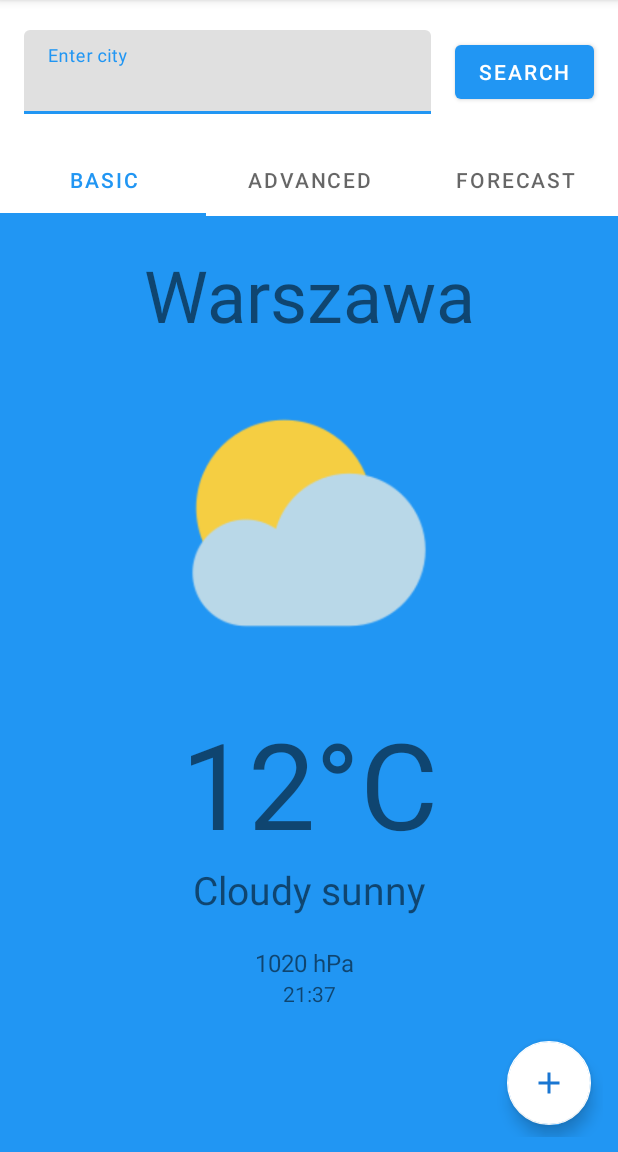
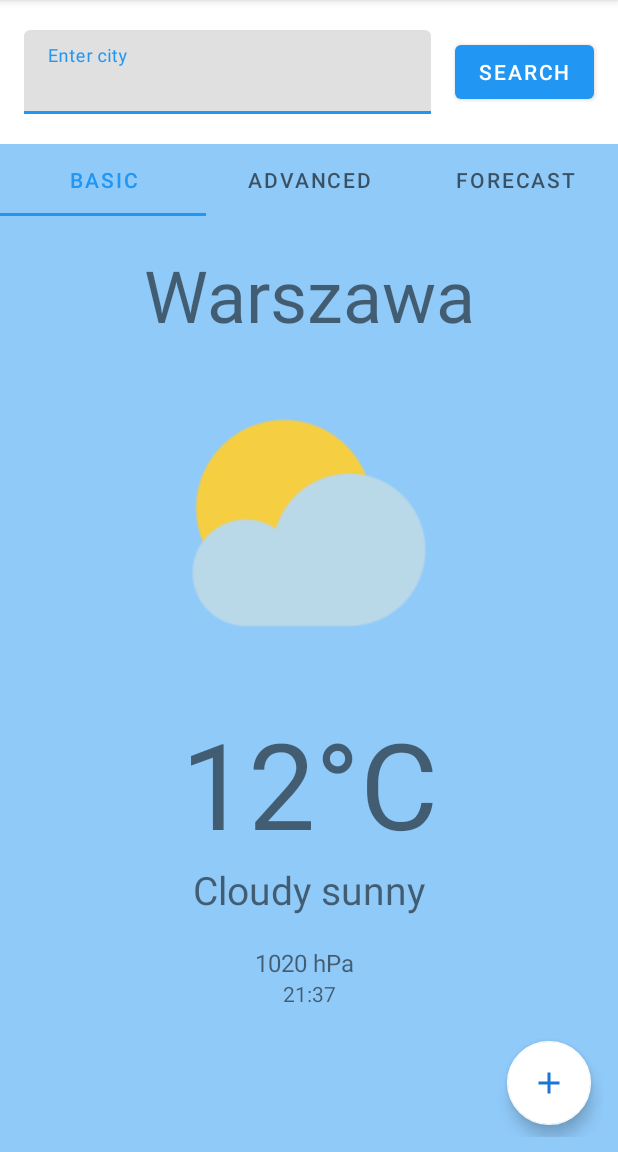
Before and after one commit to p-olszewski/WeatherApp, an Android app: the screen it shows after launch (MainActivity), on a phone screen of 412 x 824 dp, the part 84-1236 px from its top. Run offline under Robolectric (Android 15) with nearby library versions, the phone set to English and light mode, and no system bars.

Commit message:
Customize fragments backgrounds

```diff
--- a/app/src/main/res/layout/activity_main.xml
+++ b/app/src/main/res/layout/activity_main.xml
@@ -37,6 +37,7 @@
         android:layout_width="match_parent"
         android:layout_height="wrap_content"
         android:layout_marginTop="20dp"
+        android:background="@color/blue_200"
         app:layout_constraintEnd_toEndOf="parent"
         app:layout_constraintStart_toStartOf="parent"
         app:layout_constraintTop_toBottomOf="@+id/textInputLayout">
--- a/app/src/main/res/layout/first_fragment.xml
+++ b/app/src/main/res/layout/first_fragment.xml
@@ -4,7 +4,7 @@
     xmlns:tools="http://schemas.android.com/tools"
     android:layout_width="match_parent"
     android:layout_height="match_parent"
-    android:background="@color/blue_500"
+    android:background="@color/blue_200"
     tools:context=".fragments.FirstFragment">
 
 
--- a/app/src/main/res/layout/third_fragment.xml
+++ b/app/src/main/res/layout/third_fragment.xml
@@ -4,7 +4,7 @@
     xmlns:tools="http://schemas.android.com/tools"
     android:layout_width="match_parent"
     android:layout_height="match_parent"
-    android:background="@color/blue_500"
+    android:background="@color/blue_200"
     tools:context=".fragments.FirstFragment">
 
     <TextView
```
